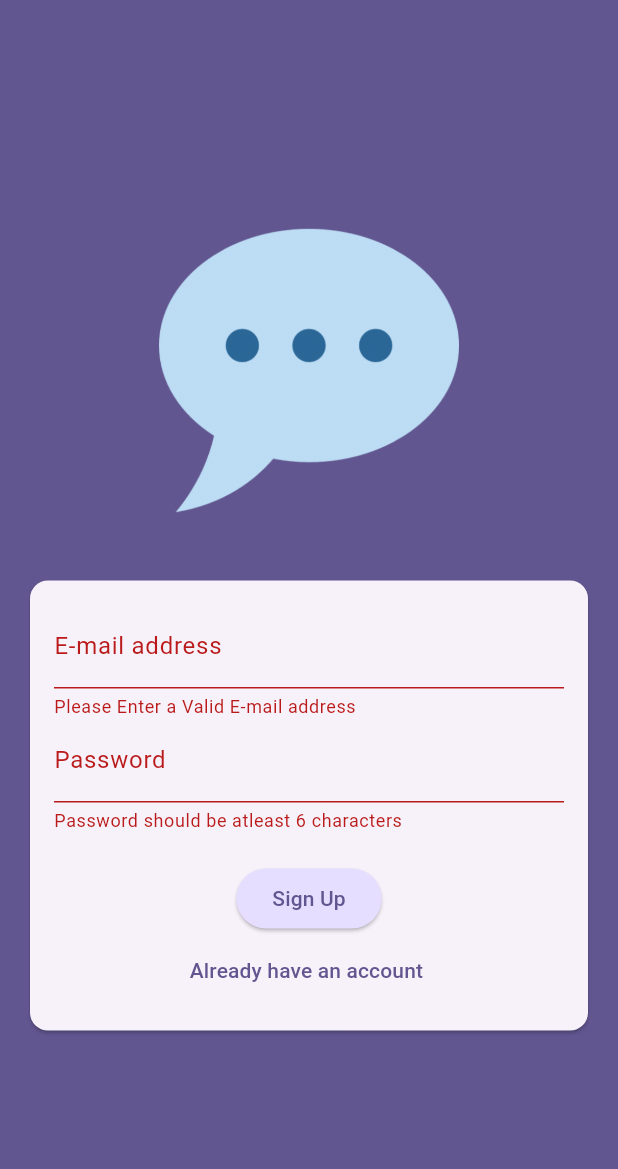
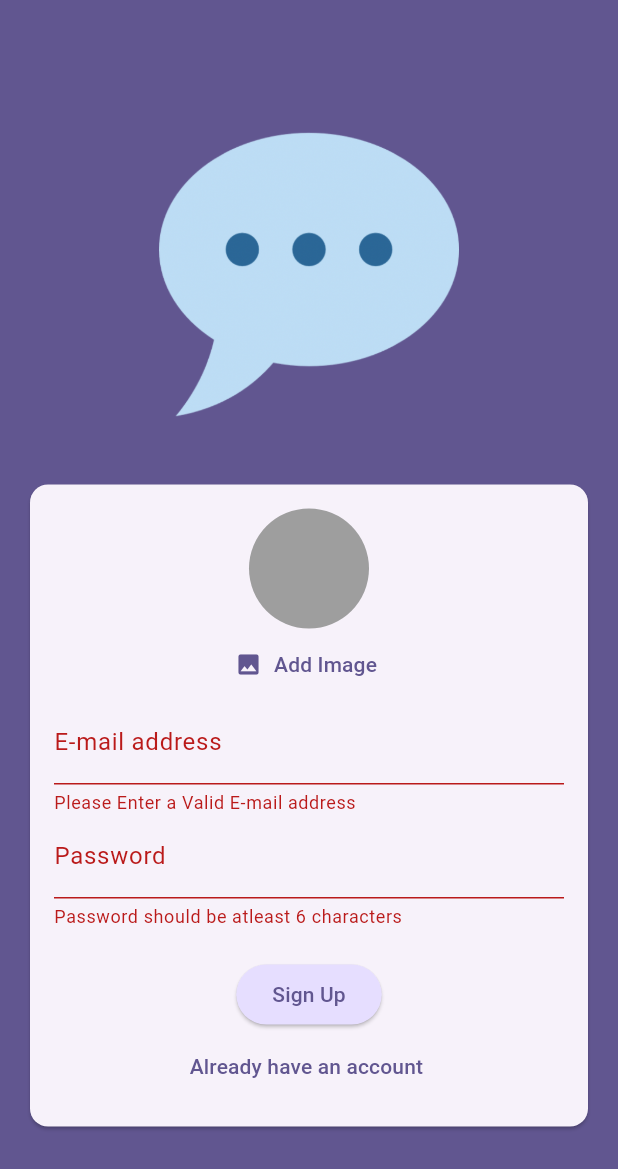
Before and after one commit to snadi043/chat_app_flutter, a Flutter app: the screen it shows after launch, after a tap on "Login", after a tap on "Create an account", on a phone screen of 412 x 824 dp. Shown: the top 1169 px of the screen. Run offline on Flutter 3.47's test engine with Material 3 defaults, Android fonts, the phone set to English and light mode, and no system bars; our stand-ins replace firebase_auth, firebase_core, image_picker; accounts and stored records are empty.

Commit message:
created new widget for the image picker to display user profile picture using ImagePicker library and conditionally dispalying it when the user is in sign in page.

```diff
--- a/lib/screens/authentication_screen.dart
+++ b/lib/screens/authentication_screen.dart
@@ -1,6 +1,7 @@
 import 'package:flutter/material.dart';
 
 import 'package:firebase_auth/firebase_auth.dart';
+import 'package:chat_app/widgets/user_image.dart';
 
 final firebaseAuth = FirebaseAuth.instance;
 
@@ -78,6 +79,7 @@ class _AuthenticationState extends State<AuthenticationScreen> {
                         child: Column(
                           mainAxisSize: MainAxisSize.min,
                           children: [
+                            if (!_isLogin) const UserImage(),
                             TextFormField(
                               validator: (value) {
                                 if (value == null ||
--- /dev/null
+++ b/lib/widgets/user_image.dart
@@ -0,0 +1,48 @@
+import 'dart:io';
+import 'package:flutter/material.dart';
+import 'package:image_picker/image_picker.dart';
+
+class UserImage extends StatefulWidget {
+  const UserImage({super.key});
+
+  @override
+  State<UserImage> createState() {
+    return _UserImageState();
+  }
+}
+
+class _UserImageState extends State<UserImage> {
+  File? _pickedImageFile;
+
+  void _pickImage() async {
+    final pickedFile = await ImagePicker()
+        .pickImage(source: ImageSource.camera, imageQuality: 50, maxWidth: 150);
+
+    if (pickedFile == null) {
+      return;
+    }
+    setState(() {
+      _pickedImageFile = File(pickedFile.path);
+    });
+  }
+
+  @override
+  Widget build(BuildContext context) {
+    return Column(
+      children: [
+        CircleAvatar(
+          radius: 40,
+          backgroundColor: Colors.grey,
+          foregroundImage:
+              _pickedImageFile != null ? FileImage(_pickedImageFile!) : null,
+        ),
+        TextButton.icon(
+            onPressed: _pickImage,
+            icon: const Icon(Icons.image),
+            label: Text('Add Image',
+                style:
+                    TextStyle(color: Theme.of(context).colorScheme.primary))),
+      ],
+    );
+  }
+}
--- a/pubspec.yaml
+++ b/pubspec.yaml
@@ -39,6 +39,7 @@ dependencies:
   firebase_core: ^2.27.0
   firebase_storage: ^11.6.9
   image_picker: ^1.0.8
+  io: ^1.0.4
 
 dev_dependencies:
   flutter_test:
```
Also changed, not shown: pubspec.lock.
